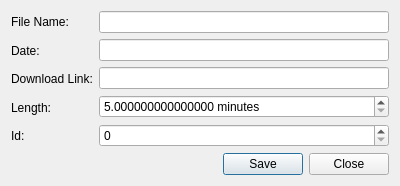
Above: add_json_dialog.ui from TheCodingJsoftware/HBNI-Audio-Stream-Recorder before the change. Below: the same form after it.
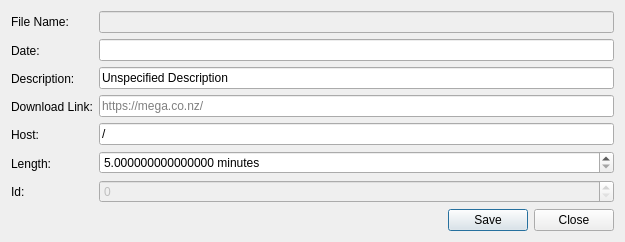
That is the form after the change.

Diff of the .ui file:
```diff
--- a/add_json_dialog.ui
+++ b/add_json_dialog.ui
@@ -6,8 +6,8 @@
    <rect>
     <x>0</x>
     <y>0</y>
-    <width>400</width>
-    <height>180</height>
+    <width>625</width>
+    <height>227</height>
    </rect>
   </property>
   <property name="windowTitle">
@@ -32,6 +32,16 @@
          </property>
         </widget>
        </item>
+       <item>
+        <widget class="QLabel" name="label_6">
+         <property name="frameShape">
+          <enum>QFrame::NoFrame</enum>
+         </property>
+         <property name="text">
+          <string>Description:</string>
+         </property>
+        </widget>
+       </item>
        <item>
         <widget class="QLabel" name="label_2">
          <property name="text">
@@ -39,6 +49,13 @@
          </property>
         </widget>
        </item>
+       <item>
+        <widget class="QLabel" name="label_7">
+         <property name="text">
+          <string>Host:</string>
+         </property>
+        </widget>
+       </item>
        <item>
         <widget class="QLabel" name="label_3">
          <property name="text">
@@ -56,15 +73,43 @@
       </layout>
      </item>
      <item>
-      <layout class="QVBoxLayout" name="verticalLayout" stretch="0,0,0,0,0">
+      <layout class="QVBoxLayout" name="verticalLayout" stretch="0,0,0,0,0,0,0">
        <item>
-        <widget class="QLineEdit" name="inputFileName"/>
+        <widget class="QLineEdit" name="inputFileName">
+         <property name="enabled">
+          <bool>false</bool>
+         </property>
+        </widget>
        </item>
        <item>
         <widget class="QLineEdit" name="inputDate"/>
        </item>
        <item>
-        <widget class="QLineEdit" name="inputDownloadLink"/>
+        <widget class="QLineEdit" name="inputDescription">
+         <property name="text">
+          <string>Unspecified Description</string>
+         </property>
+         <property name="placeholderText">
+          <string>Description</string>
+         </property>
+        </widget>
+       </item>
+       <item>
+        <widget class="QLineEdit" name="inputDownloadLink">
+         <property name="text">
+          <string/>
+         </property>
+         <property name="placeholderText">
+          <string>https://mega.co.nz/</string>
+         </property>
+        </widget>
+       </item>
+       <item>
+        <widget class="QLineEdit" name="inputHost">
+         <property name="text">
+          <string>/</string>
+         </property>
+        </widget>
        </item>
        <item>
         <widget class="QDoubleSpinBox" name="inputLength">
@@ -84,6 +129,9 @@
        </item>
        <item>
         <widget class="QSpinBox" name="inputID">
+         <property name="enabled">
+          <bool>false</bool>
+         </property>
          <property name="focusPolicy">
           <enum>Qt::ClickFocus</enum>
          </property>
```
